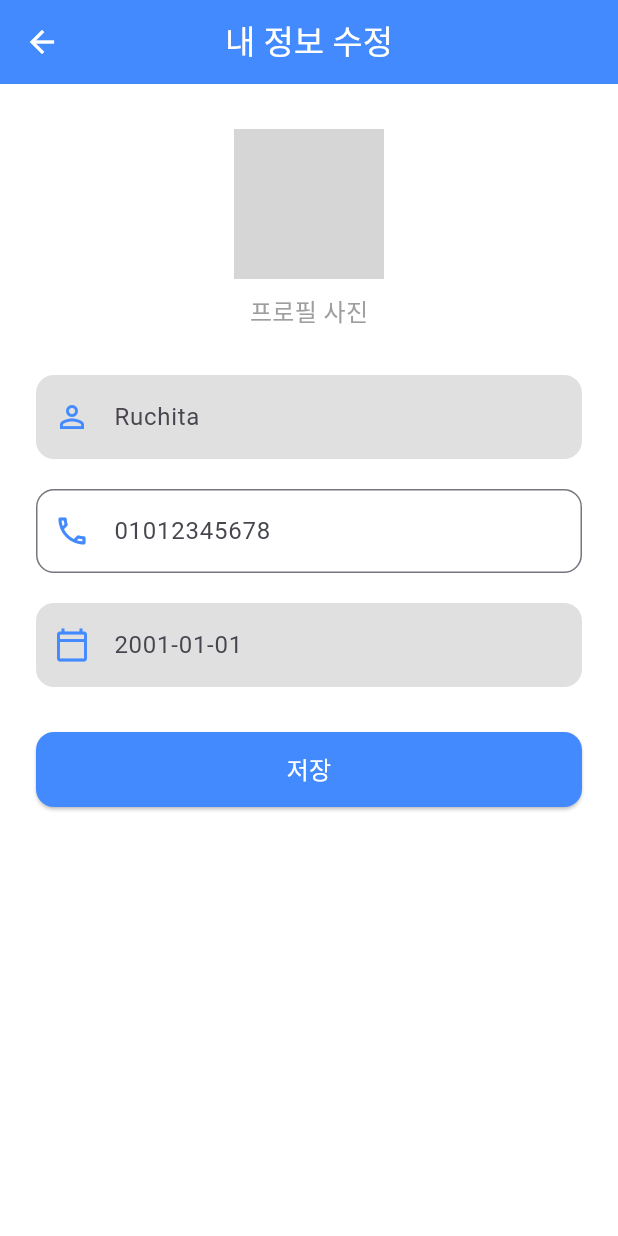
After one commit to open-source-sw-project/app, a Flutter app: the ModifyProfileScreen screen opened by its route, on a phone screen of 412 x 824 dp. The commit adds this screen. Run offline on Flutter 3.47's test engine with Material 3 defaults, Android fonts, the phone set to English and light mode, and no system bars; our stand-ins replace image_picker; network calls fail; grey boxes are pictures that could not be loaded.

Commit message:
add UI layout modify_profile

```diff
--- a/lib/main.dart
+++ b/lib/main.dart
@@ -10,6 +10,7 @@ import 'screen/forgot_password.dart';
 import 'screen/check_name_number.dart';
 import 'screen/reset_password_screen.dart';
 import 'screen/diagnosis.dart';
+import 'screen/modify_profile.dart';
 
 void main() {
   runApp(const MyApp());
@@ -36,6 +37,7 @@ class MyApp extends StatelessWidget {
         '/checkIdentity': (context) => const CheckNameNumber(),
         '/resetPassword': (context) => const ResetPasswordScreen(),
         '/diagnosis' : (context) => const DiagnosisScreen(),
+        '/modify_profile': (context) => const ModifyProfileScreen(),
       },
     );
   }
--- /dev/null
+++ b/lib/screen/modify_profile.dart
@@ -0,0 +1,150 @@
+import 'package:flutter/material.dart';
+
+class ModifyProfileScreen extends StatelessWidget {
+  const ModifyProfileScreen({super.key});
+
+  @override
+  Widget build(BuildContext context) {
+    final TextEditingController phoneController = TextEditingController();
+    final String name = "Ruchita"; // 기존 저장된 이름
+    final String phoneNumber = "01012345678"; // 기존 저장된 이름
+    final String birthDate = "2001-01-01"; // 기존 저장된 생년월일
+
+    return Scaffold(
+      backgroundColor: Colors.white,
+      appBar: AppBar(
+        backgroundColor: Colors.blueAccent,
+        elevation: 0,
+        title: const Text(
+          '내 정보 수정',
+          style: TextStyle(color: Colors.white),
+        ),
+        centerTitle: true,
+        leading: IconButton(
+          icon: const Icon(Icons.arrow_back, color: Colors.white),
+          onPressed: () {
+            Navigator.pushReplacementNamed(context, '/profile'); // 돌아가기
+          },
+        ),
+      ),
+      body: SafeArea(
+        child: SingleChildScrollView(
+          padding: const EdgeInsets.symmetric(horizontal: 24.0),
+          child: Column(
+            crossAxisAlignment: CrossAxisAlignment.start,
+            children: [
+              const SizedBox(height: 30),
+              // Profile Picture
+              Center(
+                child: Stack(
+                  children: [
+                    const CircleAvatar(
+                      radius: 50,
+                      backgroundImage: NetworkImage(
+                          'https://via.placeholder.com/150'), // 기본 프로필 사진
+                    ),
+                    Positioned(
+                      bottom: 0,
+                      right: 0,
+                      child: CircleAvatar(
+                        radius: 16,
+                        backgroundColor: Colors.blueAccent,
+                        child: IconButton(
+                          icon: const Icon(
+                            Icons.edit,
+                            size: 16,
+                            color: Colors.white,
+                          ),
+                          onPressed: () {
+                            // 프로필 사진 수정 로직
+                          },
+                        ),
+                      ),
+                    ),
+                  ],
+                ),
+              ),
+              const SizedBox(height: 10),
+              const Center(
+                child: Text(
+                  '프로필 사진',
+                  style: TextStyle(fontSize: 16, color: Colors.grey),
+                ),
+              ),
+              const SizedBox(height: 30),
+              // Name (Locked)
+              TextField(
+                readOnly: true, // 읽기 전용
+                decoration: InputDecoration(
+                  hintText: name, // 기존 이름 표시
+                  filled: true, // 배경색 채우기
+                  fillColor: Colors.grey[300], // 배경색 회색
+                  border: OutlineInputBorder(
+                    borderRadius: BorderRadius.circular(12),
+                    borderSide: BorderSide.none, // 테두리 제거
+                  ),
+                  prefixIcon: const Icon(Icons.person_outline,
+                      color: Colors.blueAccent),
+                ),
+              ),
+              const SizedBox(height: 20),
+              // Phone Number (Editable)
+              TextField(
+                controller: phoneController,
+                keyboardType: TextInputType.phone,
+                decoration: InputDecoration(
+                  hintText: phoneNumber, // 기존 이름 표시
+                  border: OutlineInputBorder(
+                    borderRadius: BorderRadius.circular(12),
+                    borderSide: const BorderSide(color: Colors.blueAccent),
+                  ),
+                  prefixIcon: const Icon(Icons.phone_outlined,
+                      color: Colors.blueAccent),
+                ),
+              ),
+              const SizedBox(height: 20),
+              // Birth Date (Locked)
+              TextField(
+                readOnly: true, // 읽기 전용
+                decoration: InputDecoration(
+                  hintText: birthDate, // 기존 생년월일 표시
+                  filled: true, // 배경색 채우기
+                  fillColor: Colors.grey[300], // 배경색 회색
+                  border: OutlineInputBorder(
+                    borderRadius: BorderRadius.circular(12),
+                    borderSide: BorderSide.none, // 테두리 제거
+                  ),
+                  prefixIcon: const Icon(Icons.calendar_today_outlined,
+                      color: Colors.blueAccent),
+                ),
+              ),
+              const SizedBox(height: 30),
+              // Save Button
+              SizedBox(
+                width: double.infinity,
+                height: 50,
+                child: ElevatedButton(
+                  onPressed: () {
+                    // 변경 사항 저장 로직 추가
+                    Navigator.pushReplacementNamed(context, '/profile');
+                  },
+                  style: ElevatedButton.styleFrom(
+                    backgroundColor: Colors.blueAccent,
+                    shape: RoundedRectangleBorder(
+                      borderRadius: BorderRadius.circular(12),
+                    ),
+                  ),
+                  child: const Text(
+                    '저장',
+                    style: TextStyle(fontSize: 16, color: Colors.white),
+                  ),
+                ),
+              ),
+              const SizedBox(height: 20), // 하단 여백
+            ],
+          ),
+        ),
+      ),
+    );
+  }
+}
--- a/lib/screen/profile.dart
+++ b/lib/screen/profile.dart
@@ -45,9 +45,9 @@ class ProfileScreen extends StatelessWidget {
               leading: const Icon(Icons.person_outline, color: Colors.blueAccent),
               title: const Text('내 정보 수정'),
               trailing: const Icon(Icons.arrow_forward_ios),
-              /*onTap: () {
-
-              },*/
+              onTap: () {
+                Navigator.pushNamed(context, '/modify_profile');
+              },
             ),
             const Divider(),
             // Logout 버튼
```
Also changed, not shown: pubspec.lock.
